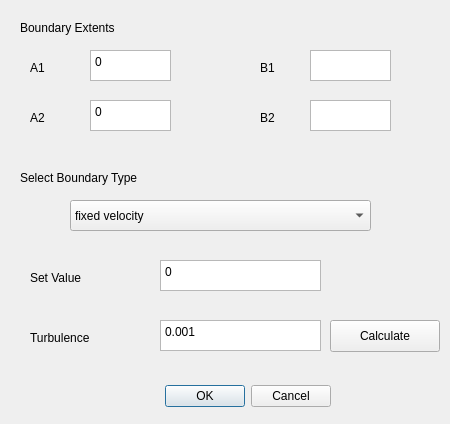
Qt form gui/sboundary.ui (civilcfd/Civil-CFD) before a commit.
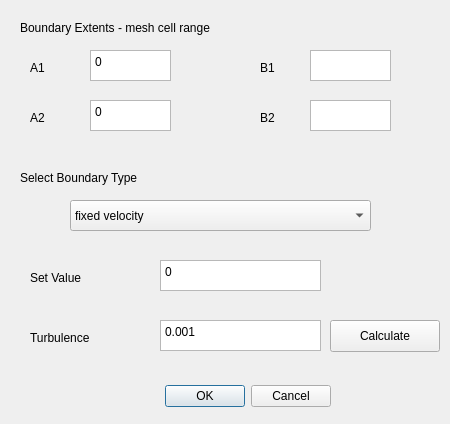
The same form after that commit.

What changed in the file:
```diff
--- a/gui/sboundary.ui
+++ b/gui/sboundary.ui
@@ -148,12 +148,12 @@
     <rect>
      <x>20</x>
      <y>20</y>
-     <width>161</width>
+     <width>291</width>
      <height>16</height>
     </rect>
    </property>
    <property name="text">
-    <string>Boundary Extents</string>
+    <string>Boundary Extents - mesh cell range</string>
    </property>
   </widget>
   <widget class="QLabel" name="A1">
```
